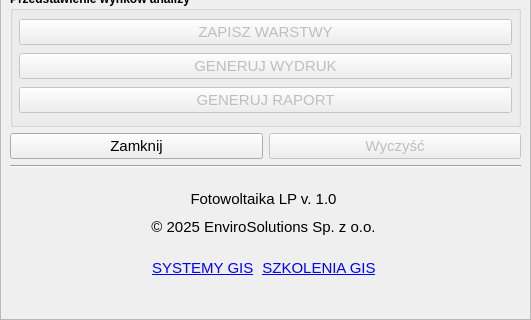
The window that photovoltaics_LP_dialog_base.ui (envirosolutionspl/pv_las) describes before a commit, drawn with Qt 5; both pictures show x 0 to 531 and y 336 to 656 of the 531 by 656 pixel window.
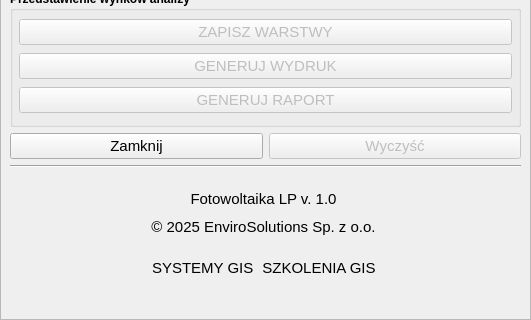
The same window after the commit. Icons and pictures are not drawn.

Commit message: Dodanie linków UTM

```diff
--- a/photovoltaics_LP_dialog_base.ui
+++ b/photovoltaics_LP_dialog_base.ui
@@ -570,7 +570,7 @@
                   </font>
                  </property>
                  <property name="text">
-                  <string>&lt;html&gt;&lt;head/&gt;&lt;body&gt;&lt;p&gt;&lt;a href=&quot;https://envirosolutions.pl/systemy-opensource-gis/&quot;&gt;&lt;span style=&quot; text-decoration: underline; color:#0000ff;&quot;&gt;SYSTEMY GIS&lt;/span&gt;&lt;/a&gt;&lt;/p&gt;&lt;/body&gt;&lt;/html&gt;</string>
+                  <string>&lt;html&gt;&lt;head/&gt;&lt;body&gt;&lt;p&gt;&lt;a href=&quot;https://envirosolutions.pl/systemy-opensource-gis/?utm_source=stopka&amp;utm_medium=wtyczka&amp;utm_campaign=organic&amp;utm_term=fotowoltaika_lp&quot;&gt;&lt;span style=&quot; text-decoration: underline; color:#0000ff;&quot;&gt;SYSTEMY GIS&lt;/span&gt;&lt;/a&gt;&lt;/p&gt;&lt;/body&gt;&lt;/html&gt;</string>
                  </property>
                  <property name="openExternalLinks">
                   <bool>true</bool>
@@ -588,7 +588,7 @@
                   </font>
                  </property>
                  <property name="text">
-                  <string>&lt;html&gt;&lt;head/&gt;&lt;body&gt;&lt;p&gt;&lt;a href=&quot;https://envirosolutions.pl/oferta-szkoleniowa/&quot;&gt;&lt;span style=&quot; text-decoration: underline; color:#0000ff;&quot;&gt;SZKOLENIA GIS&lt;/span&gt;&lt;/a&gt;&lt;/p&gt;&lt;/body&gt;&lt;/html&gt;</string>
+                  <string>&lt;html&gt;&lt;head/&gt;&lt;body&gt;&lt;p&gt;&lt;a href=&quot;https://envirosolutions.pl/oferta-szkoleniowa/?utm_source=stopka&amp;utm_medium=wtyczka&amp;utm_campaign=organic&amp;utm_term=fotowoltaika_lp&quot;&gt;&lt;span style=&quot; text-decoration: underline; color:#0000ff;&quot;&gt;SZKOLENIA GIS&lt;/span&gt;&lt;/a&gt;&lt;/p&gt;&lt;/body&gt;&lt;/html&gt;</string>
                  </property>
                  <property name="textFormat">
                   <enum>Qt::RichText</enum>
```
